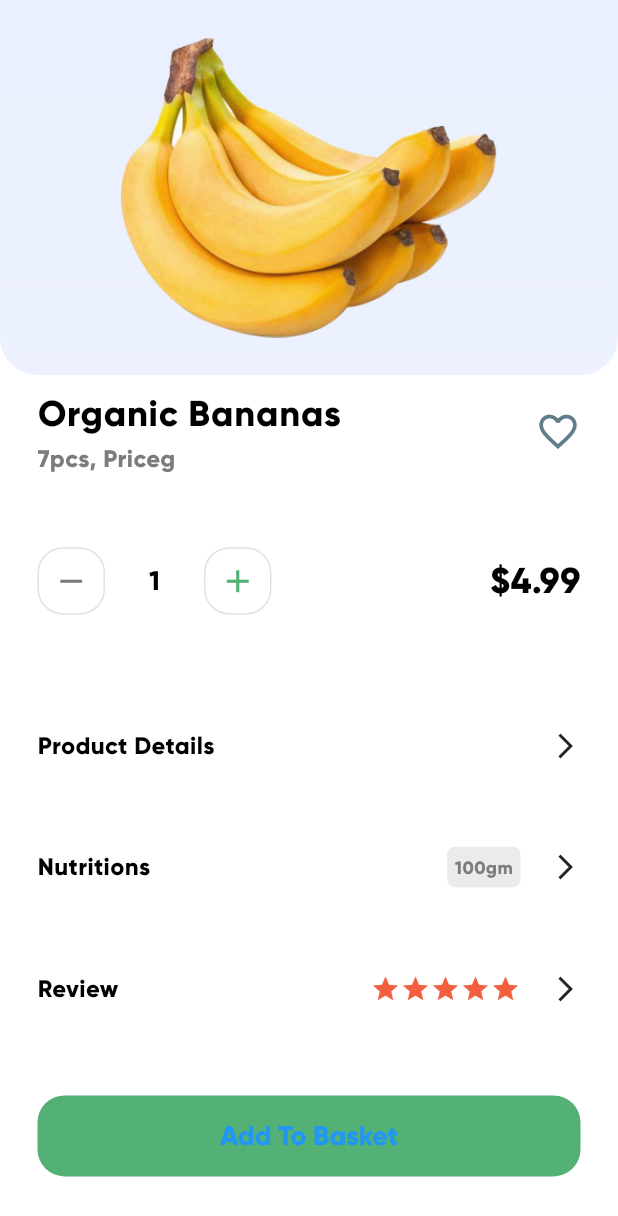
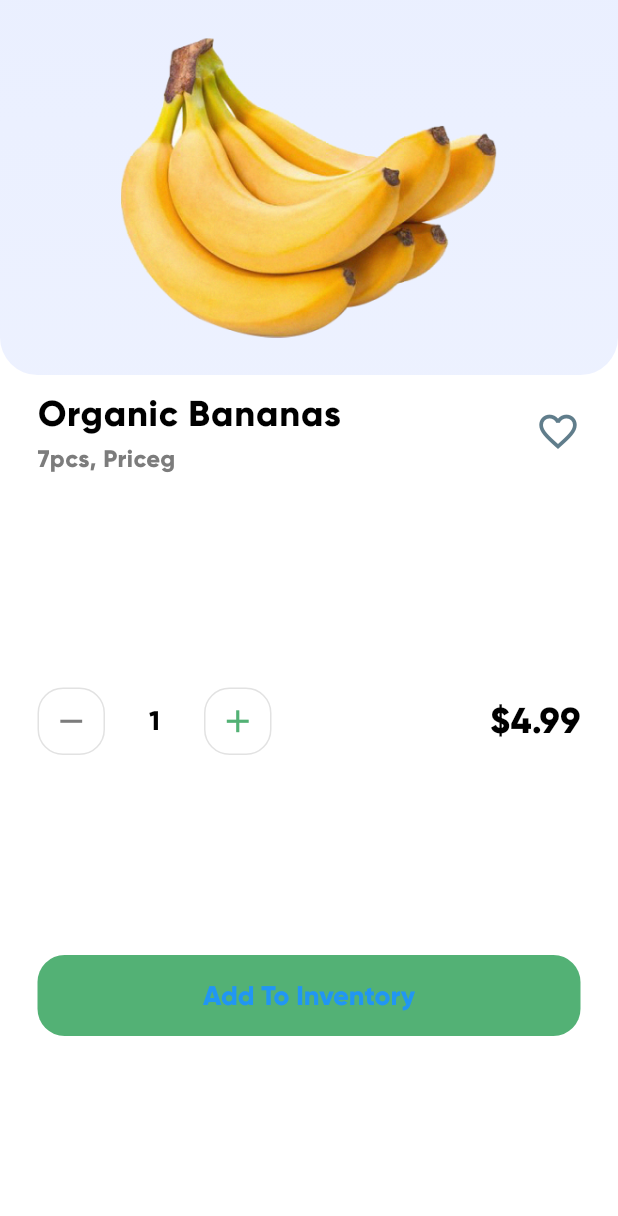
Before and after one commit to saravanaprakashb/Home_Grocery_Inventory, a Flutter app: the ProductDetailsScreen screen opened directly with sample values from the repository, on a phone screen of 412 x 824 dp. Shown: the top 1216 px of the screen. Run offline on Flutter 3.47's test engine with Material 3 defaults, Android fonts, the phone set to English and light mode, and no system bars; our stand-ins replace flutter_svg, isar; accounts and stored records are empty; generated files the repository leaves out were written again.

```diff
--- a/lib/screens/dashboard/navigator_item.dart
+++ b/lib/screens/dashboard/navigator_item.dart
@@ -3,6 +3,7 @@ import 'package:grocery_app/screens/account/account_screen.dart';
 import 'package:grocery_app/screens/cart/cart_screen.dart';
 import 'package:grocery_app/screens/categories_screen.dart';
 import 'package:grocery_app/screens/home/items_screen.dart';
+import 'package:isar/isar.dart';
 
 import '../favourite_screen.dart';
 
--- a/lib/screens/product_details/product_details_screen.dart
+++ b/lib/screens/product_details/product_details_screen.dart
@@ -67,19 +67,8 @@ class _ProductDetailsScreenState extends State<ProductDetailsScreen> {
                       ],
                     ),
                     Spacer(),
-                    Divider(thickness: 1),
-                    getProductDataRowWidget("Product Details"),
-                    Divider(thickness: 1),
-                    getProductDataRowWidget("Nutritions",
-                        customWidget: nutritionWidget()),
-                    Divider(thickness: 1),
-                    getProductDataRowWidget(
-                      "Review",
-                      customWidget: ratingWidget(),
-                    ),
-                    Spacer(),
                     AppButton(
-                      label: "Add To Basket",
+                      label: "Add To Inventory",
                     ),
                     Spacer(),
                   ],
```
Also changed, not shown: lib/isar_db/isar_services.dart (renamed from lib/data/data/isar_db/isar_services.dart, +9 -2 lines), lib/models/category_lists.dart (added, +8 -0 lines), lib/screens/categories_screen.dart (+8 -27 lines), pubspec.yaml (+5 -3 lines), lib/isar_db/category.dart (renamed from lib/data/data/isar_db/category.dart), lib/isar_db/category.g.dart (renamed from lib/data/data/isar_db/category.g.dart), lib/isar_db/item.dart (renamed from lib/data/data/isar_db/item.dart), lib/isar_db/item.g.dart (renamed from lib/data/data/isar_db/item.g.dart).
